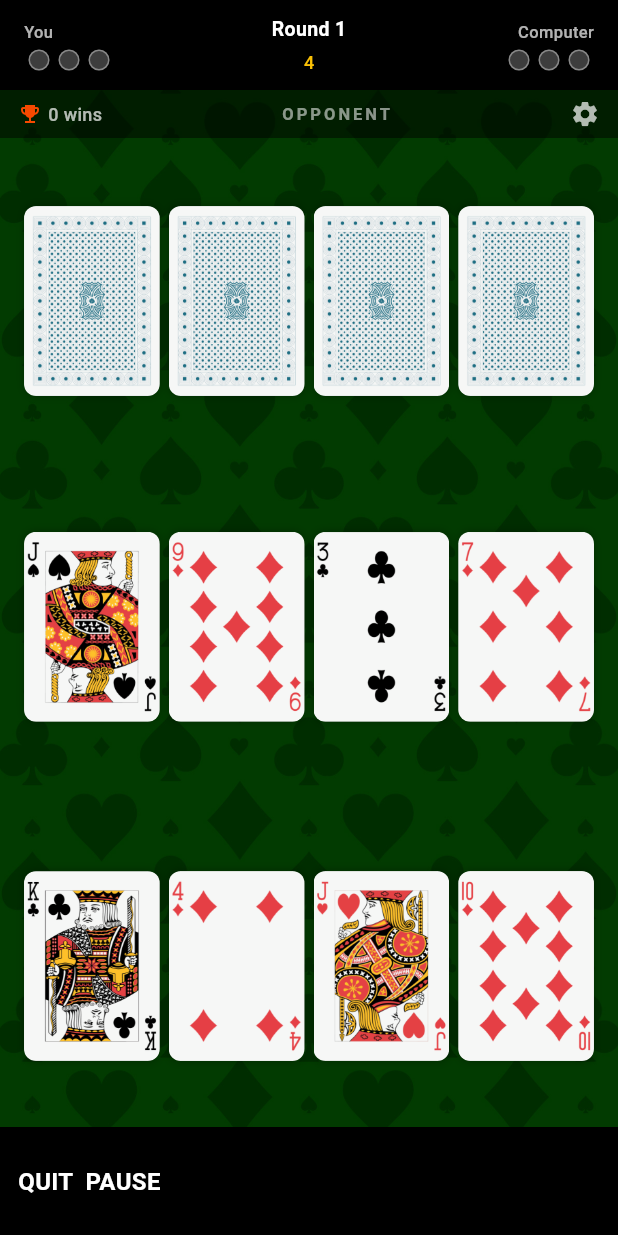
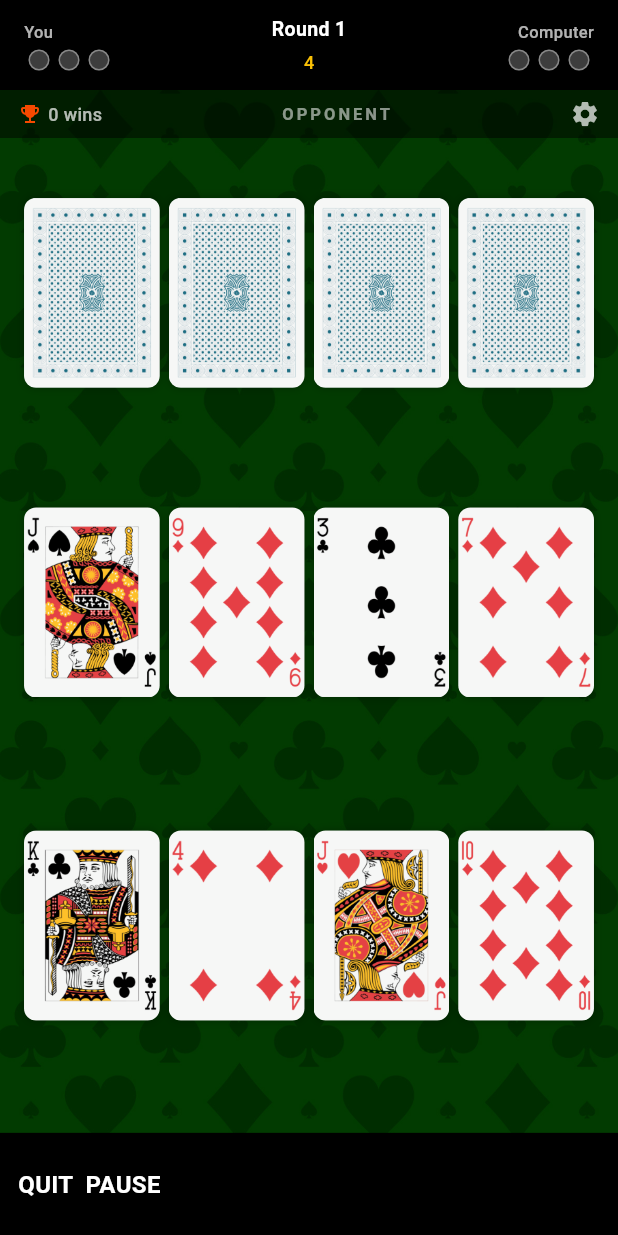
Before and after one commit to AtlaseraLtd/kems, a Flutter app: the GameScreen screen opened directly, on a phone screen of 412 x 824 dp. Run offline on Flutter 3.47's test engine with Material 3 defaults, Android fonts, the light colour scheme and no system bars; our stand-ins replace audioplayers, shared_preferences; missing offline and left inert: animated_button; accounts and stored records are empty.

Commit message:
Fixed some bugs

```diff
--- a/lib/screens/game_screen.dart
+++ b/lib/screens/game_screen.dart
@@ -30,13 +30,13 @@ class _GameScreenState extends State<GameScreen>
 
   // Scoring
   int _playerWins   = 0;
+  int _allTimeWins = 0;
   int _computerWins = 0;
   int _currentRound = 1;
   Timer? _dealTimer;
   int _countdown = 5;
   static const int totalRounds = 5;
   static const int winsNeeded  = 3;
-  int _allTimeWins = 0;
 
   // Computer AI
   Rank? _computerTargetRank;
@@ -286,8 +286,8 @@ class _GameScreenState extends State<GameScreen>
                 final availableHeight = constraints.maxHeight;
                 final scoreBarHeight = MediaQuery.of(context).padding.top + 70.0;
                 final remainingHeight = availableHeight - scoreBarHeight;
-                final zoneHeight = (remainingHeight - 30) * 0.30;
-                final barHeight  = (remainingHeight - 30) * 0.10;
+                final zoneHeight = (remainingHeight - 30 - 36) * 0.30;
+                final barHeight  = (remainingHeight - 30 - 36) * 0.10;
                 final cardWidth  = (screenWidth - (3 * 6) - 32) / 4;
                 final cardHeight =
                 (cardWidth * 1.4).clamp(0.0, zoneHeight * 0.80);
--- a/lib/screens/settings_screen.dart
+++ b/lib/screens/settings_screen.dart
@@ -225,6 +225,7 @@ class _SettingsScreenState extends State<SettingsScreen> {
                         Row(
                           mainAxisAlignment: MainAxisAlignment.center,
                           children: [
+                            // Option 1: Blue back
                             _CardBackOption(
                               assetPath: 'assets/cards/back-blue.png',
                               label: 'Blue',
@@ -235,6 +236,7 @@ class _SettingsScreenState extends State<SettingsScreen> {
                               },
                             ),
                             const SizedBox(width: 24),
+                            // Option 2: Red back
                             _CardBackOption(
                               assetPath: 'assets/cards/back-red.png',
                               label: 'Red',
--- a/lib/screens/splash_screen.dart
+++ b/lib/screens/splash_screen.dart
@@ -100,7 +100,7 @@ class _SplashScreenState extends State<SplashScreen>
                         '${(_progressAnim.value * 100).toInt()}%',
                         style: const TextStyle(
                           color: Colors.white38,
-                          fontSize: 12,
+                          fontSize: 20,
                         ),
                       ),
                     ],
```
